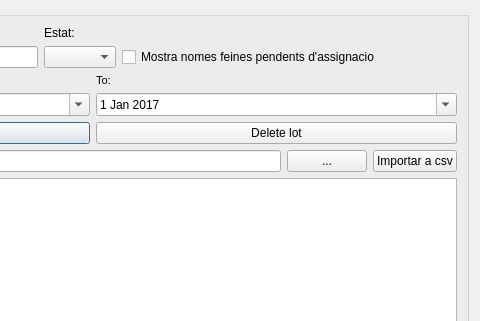
First picture: the form in ui/lot_management.ui, repository Giswater/giswater_qgis_plugin, before the edit; both pictures show x 295 to 775 and y 0 to 321 of the 775 by 669 pixel window.
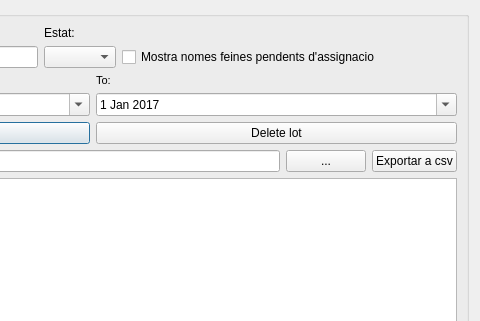
Second picture: the form after the edit.

Commit message: manage lot work

The edit to the form file:
```diff
--- a/ui/lot_management.ui
+++ b/ui/lot_management.ui
@@ -221,7 +221,7 @@
         <item>
          <widget class="QPushButton" name="btn_import">
           <property name="text">
-           <string>Importar a csv</string>
+           <string>Exportar a csv</string>
           </property>
          </widget>
         </item>
```
The commit also changes 1 other file.
